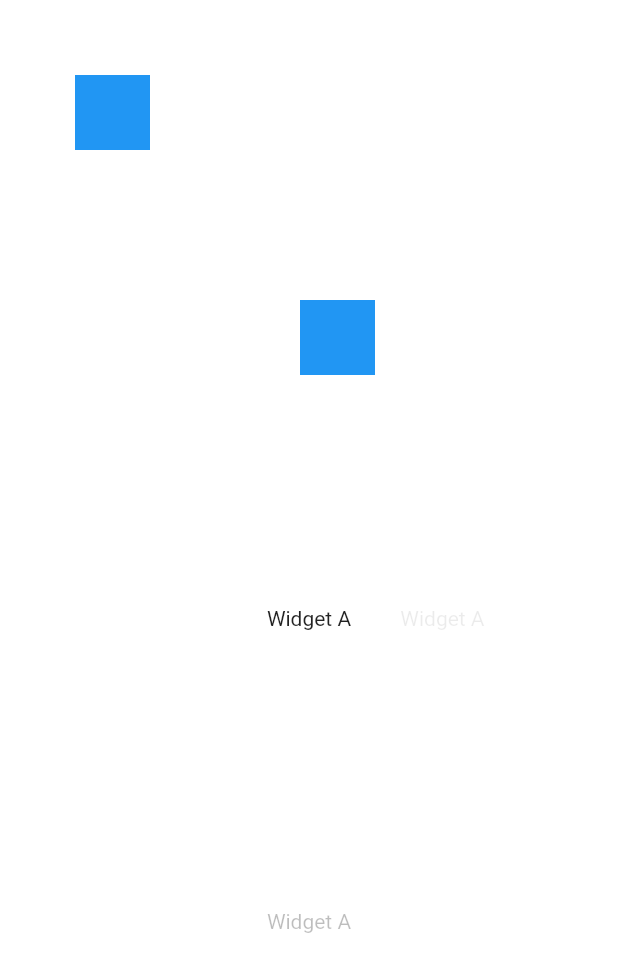
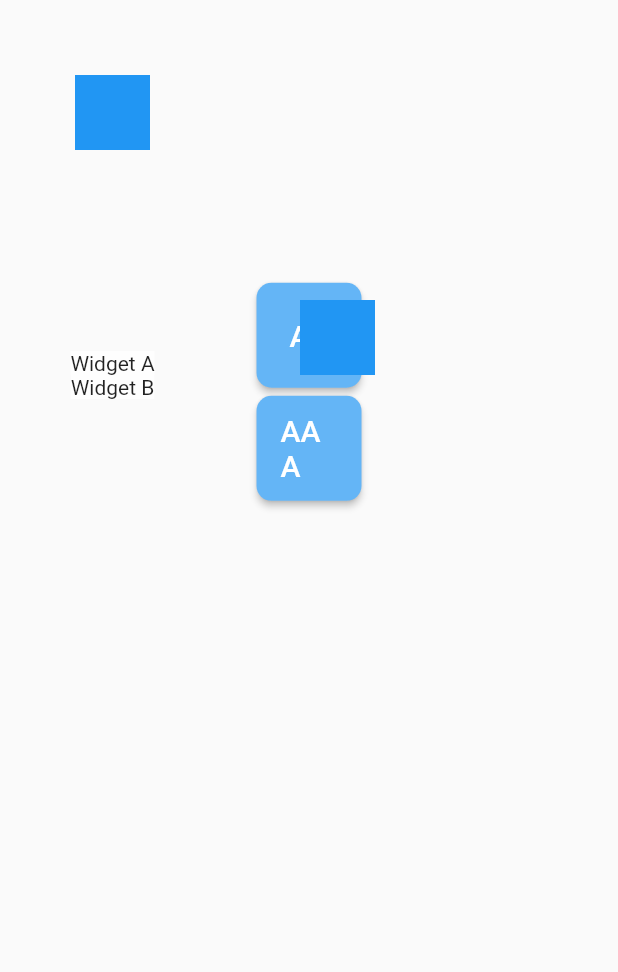
Before and after one commit to riii-san/creations, a Flutter app: the screen it shows after launch, on a phone screen of 412 x 824 dp. Shown: the top 972 px of the screen. Run offline on Flutter 3.47's test engine with Material 2 defaults, Android fonts, the phone set to English and light mode, and no system bars.

Commit message:
freePlacement.dart 自由配置に複数widget ver3

```diff
--- a/lib/freePlacement.dart
+++ b/lib/freePlacement.dart
@@ -19,6 +19,9 @@ class _freePlacementState extends State<freePlacement> {
   List<Cont> _contList = <Cont>[];
   late Cont _cont;
 
+  //late double deviceHeight = MediaQuery.of(context).size.height;
+  //late double deviceWidth = MediaQuery.of(context).size.width;
+
 
 
   @override
@@ -28,6 +31,8 @@ class _freePlacementState extends State<freePlacement> {
     _contList.add(_cont);
     _cont = Cont(const Offset(200,200),50,50);
     _contList.add(_cont);
+    //print(deviceHeight);
+    //print(deviceWidth);
   }
 
   @override
@@ -36,19 +41,55 @@ class _freePlacementState extends State<freePlacement> {
       body: Stack(
         children: <Widget>[
           Container(
-            alignment: Alignment(0.5, 0.0),
-            color: Colors.white70,
-            child: Text('Widget A'),
+            height: 500,
+            width: 150,
+            child: Column(
+              mainAxisAlignment: MainAxisAlignment.center,
+              children: <Widget>[
+                Container(
+                  color: Colors.white70,
+                  child: Text('Widget A'),
+                ),
+                Container(
+                  color: Colors.white70,
+                  child: Text('Widget B'),
+                ),
+              ],
+            ),
           ),
           Container(
-            alignment: Alignment(0.0, 0.5),
-            color: Colors.white70,
-            child: Text('Widget A'),
+            alignment: Alignment(0.0,-0.5),
+            child: SizedBox(
+              width:  70,
+              height: 70,
+              child: ElevatedButton(
+                onPressed: (){},
+                style: ElevatedButton.styleFrom(
+                    shape: RoundedRectangleBorder(
+                        borderRadius: BorderRadius.circular(10)
+                    ),
+                    primary: Colors.blue.shade300
+                ),
+                child: const Text('AC',style: TextStyle(color: Colors.white,fontSize: 20),),
+              ),
+            ),
           ),
           Container(
-            alignment: Alignment(0.0, 0.0),
-            color: Colors.white70,
-            child: Text('Widget A'),
+            alignment: Alignment(0.0,-0.3),
+            child: SizedBox(
+              width:  70,
+              height: 70,
+              child: ElevatedButton(
+                onPressed: (){},
+                style: ElevatedButton.styleFrom(
+                    shape: RoundedRectangleBorder(
+                        borderRadius: BorderRadius.circular(10)
+                    ),
+                    primary: Colors.blue.shade300
+                ),
+                child: const Text('AAA',style: TextStyle(color: Colors.white,fontSize: 20),),
+              ),
+            ),
           ),
           returnFreePositionContainer(_contList[0]),
           returnFreePositionContainer(_contList[1]),
@@ -56,6 +97,7 @@ class _freePlacementState extends State<freePlacement> {
       ),
     );
   }
+
 
   Widget returnFreePositionContainer(Cont _tempCont){
     return Positioned(
```
